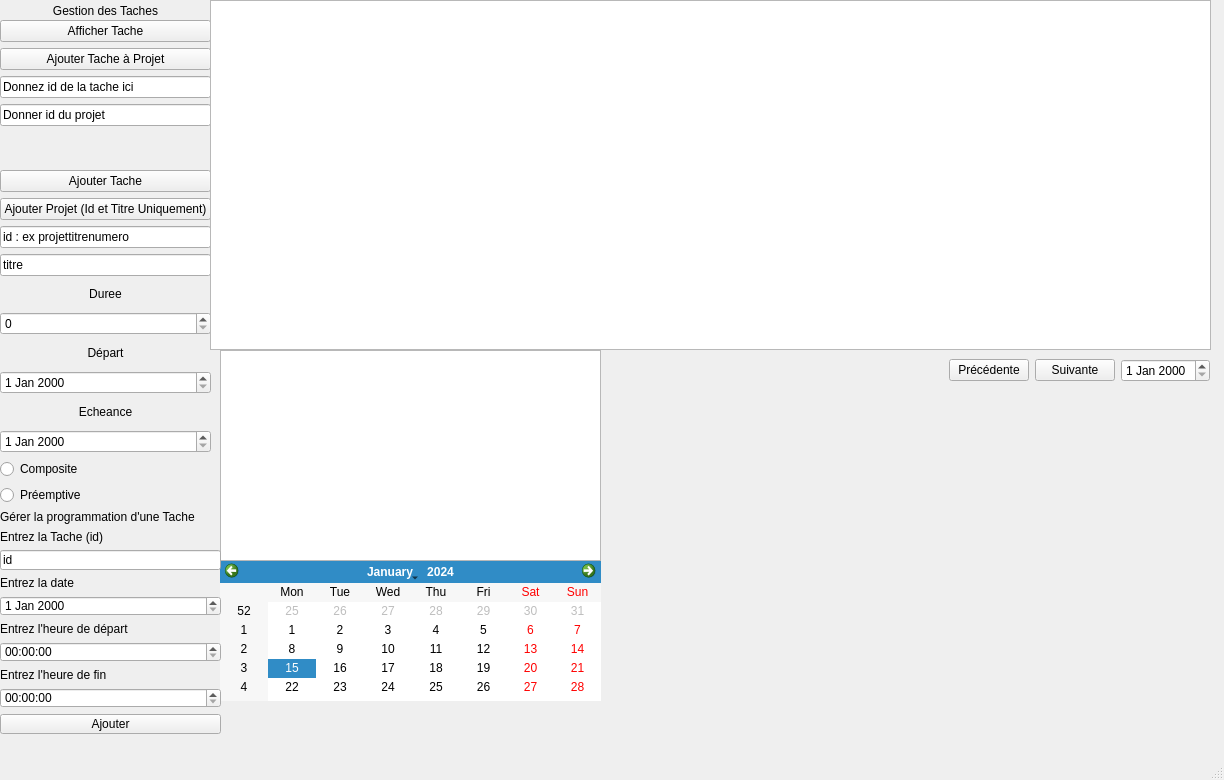
First picture: the form in mainwindow.ui, repository TheFump/tdQtConsole, before the edit.
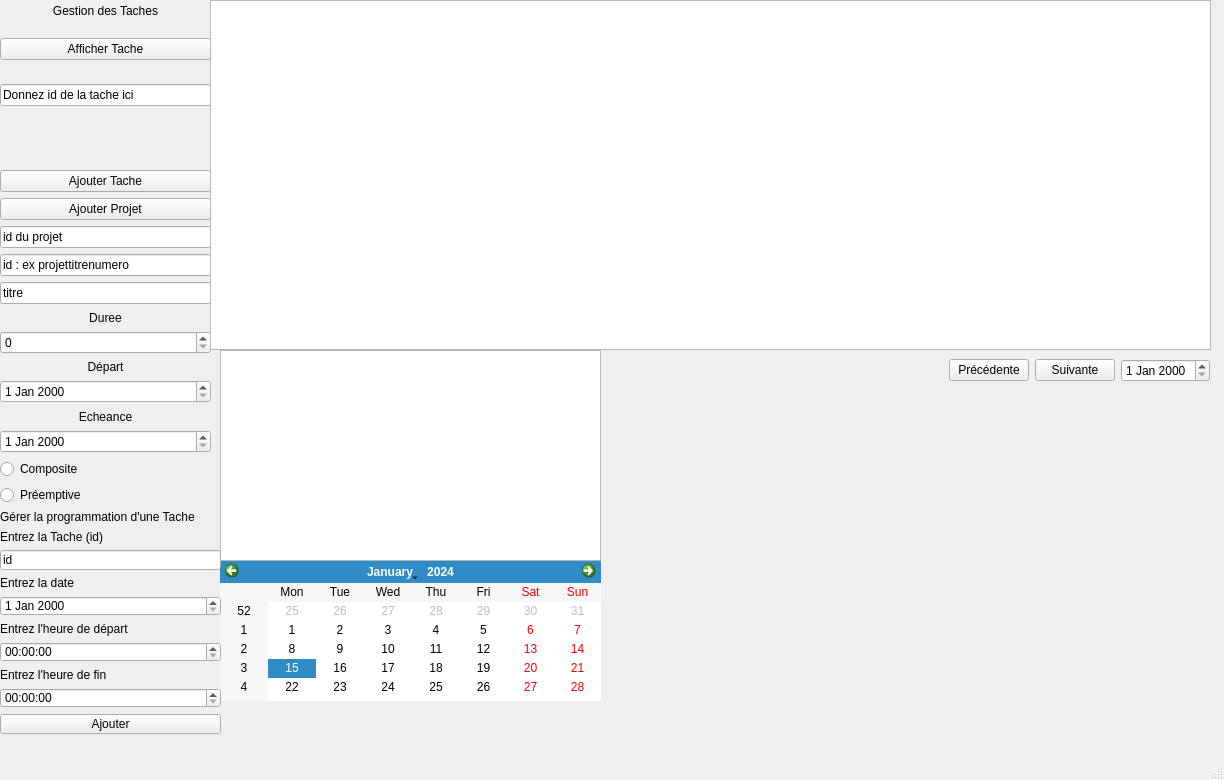
Second picture: the form after the edit.

Commit message: changement pour ajout des tache : ajout direct au projet

Patch:
```diff
--- a/mainwindow.ui
+++ b/mainwindow.ui
@@ -63,13 +63,6 @@
        </property>
       </widget>
      </item>
-     <item>
-      <widget class="QPushButton" name="addtachetoproject">
-       <property name="text">
-        <string>Ajouter Tache à Projet</string>
-       </property>
-      </widget>
-     </item>
      <item>
       <widget class="QLineEdit" name="tacheId">
        <property name="text">
@@ -77,13 +70,6 @@
        </property>
       </widget>
      </item>
-     <item>
-      <widget class="QLineEdit" name="projetId">
-       <property name="text">
-        <string>Donner id du projet</string>
-       </property>
-      </widget>
-     </item>
     </layout>
    </widget>
    <widget class="QWidget" name="verticalLayoutWidget_3">
@@ -106,7 +92,14 @@
      <item>
       <widget class="QPushButton" name="ajouterProjet">
        <property name="text">
-        <string>Ajouter Projet (Id et Titre Uniquement)</string>
+        <string>Ajouter Projet</string>
+       </property>
+      </widget>
+     </item>
+     <item>
+      <widget class="QLineEdit" name="Idprojet">
+       <property name="text">
+        <string>id du projet</string>
        </property>
       </widget>
      </item>
```
The commit also changes 3 other files.
